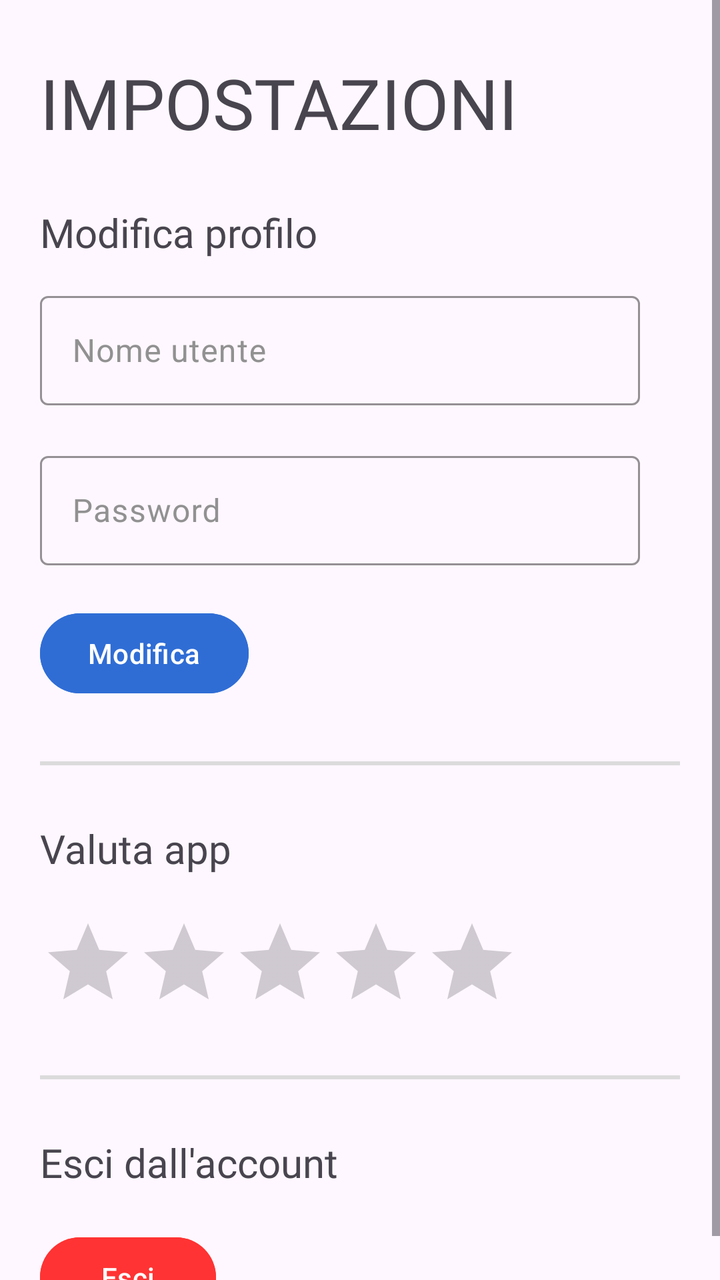
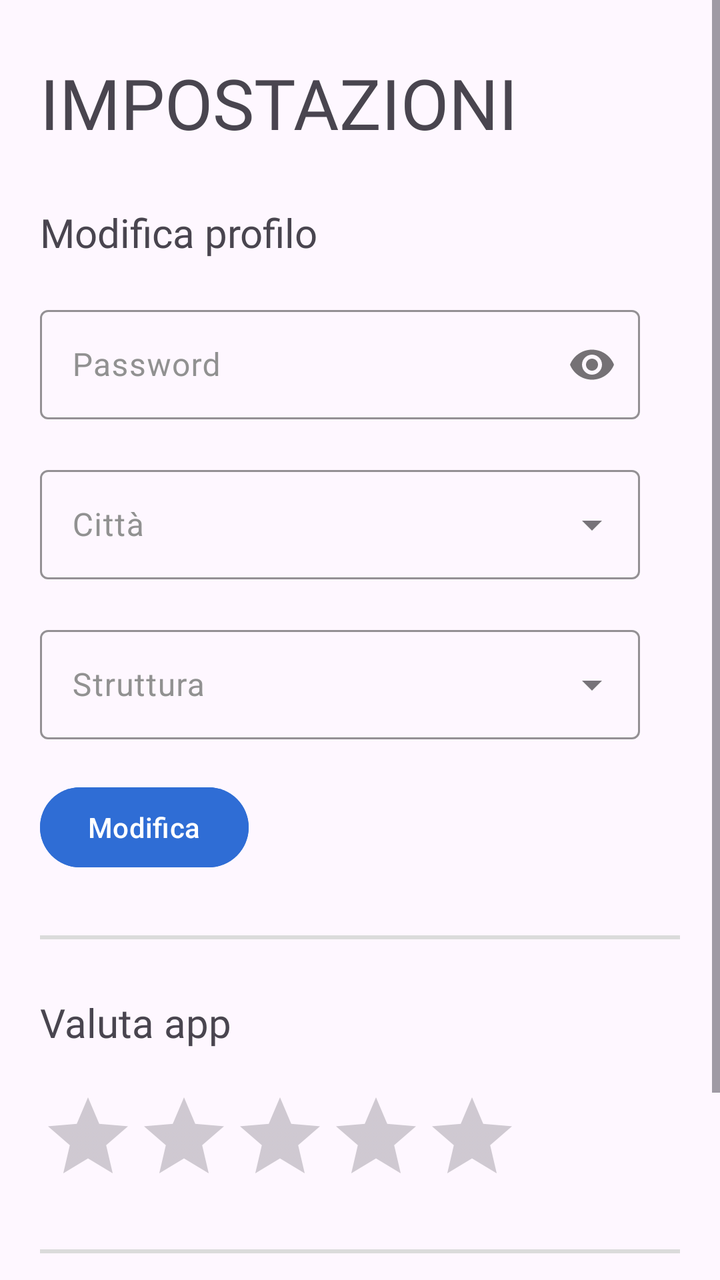

Compare the two renders of this Android layout. The source of the first and the diff that turns it into the second are given below.
<!-- AndroidManifest.xml: application theme Theme.AsilApp -->
<!-- res/layout/fragment_settings.xml -->
<?xml version="1.0" encoding="utf-8"?>
<ScrollView android:layout_width="match_parent"
    android:layout_height="match_parent"
    xmlns:android="http://schemas.android.com/apk/res/android">

<androidx.constraintlayout.widget.ConstraintLayout xmlns:android="http://schemas.android.com/apk/res/android"
    xmlns:tools="http://schemas.android.com/tools"
    android:layout_width="match_parent"
    android:layout_height="match_parent"
    xmlns:app="http://schemas.android.com/apk/res-auto"
    tools:context=".view.home.SettingsFragment">



    <TextView
        android:id="@+id/settingsTitle"
        android:layout_width="wrap_content"
        android:fadeScrollbars="false"
        android:layout_height="wrap_content"
        android:layout_marginLeft="@dimen/marginLeftSettings"
        android:layout_marginTop="28dp"
        android:fontFamily="@font/titillium_web_bold"
        android:text="@string/settingsUpperCase"
        android:textSize="@dimen/textSettingsTitle"
        app:layout_constraintHorizontal_bias="0.0"
        app:layout_constraintLeft_toLeftOf="parent"
        app:layout_constraintTop_toTopOf="parent" />


    <TextView
        android:id="@+id/editProfile"
        android:layout_width="270dp"
        android:fadeScrollbars="false"
        android:layout_height="wrap_content"
        android:layout_marginLeft="@dimen/marginLeftSettings"
        android:layout_marginTop="28dp"
        android:fontFamily="@font/titillium_web_bold"
        android:text="@string/editProfileTitle"
        android:textSize="@dimen/textSettingsOption"
        app:layout_constraintHorizontal_bias="0.0"
        app:layout_constraintLeft_toLeftOf="parent"
        app:layout_constraintTop_toBottomOf="@+id/settingsTitle" />


    <com.google.android.material.textfield.TextInputLayout
        android:id="@+id/changeUsernameLayout"
        android:layout_width="@dimen/inputTextWidth"
        android:layout_height="@dimen/inpuTextHeight"
        android:layout_gravity="center"
        android:hint="@string/usernamePlaceholder"
        android:textColorHint="@color/textPlaceholderColor"
        android:layout_marginLeft="@dimen/marginLeftSettings"
        android:layout_marginTop="40dp"
        app:boxStrokeColor="@color/appMainColor"
        app:counterTextColor="@color/appMainColor"
        app:helperTextTextColor="@color/appMainColor"
        app:hintTextColor="@color/appMainColor"
        app:layout_constraintLeft_toLeftOf="parent"
        app:layout_constraintTop_toTopOf="@+id/editProfile"
        app:placeholderTextColor="@color/appMainColor"
        app:prefixTextColor="@color/appMainColor"
        app:suffixTextColor="@color/appMainColor">

        <com.google.android.material.textfield.TextInputEditText
            android:id="@+id/changeUsernameInput"
            android:layout_width="match_parent"
            android:layout_height="match_parent"
            android:inputType="text"
            android:textColor="@color/textColor"
            android:textColorHighlight="@color/appMainColor"
            android:textColorLink="@color/appMainColor" />
    </com.google.android.material.textfield.TextInputLayout>


    <com.google.android.material.textfield.TextInputLayout
        android:id="@+id/changePasswordLayout"
        android:layout_width="@dimen/inputTextWidth"
        android:layout_height="@dimen/inpuTextHeight"
        android:layout_gravity="center"
        android:hint="@string/passwordPlaceholder"
        android:textColorHint="@color/textPlaceholderColor"
        android:layout_marginLeft="@dimen/marginLeftSettings"
        android:layout_marginTop="@dimen/marginBetweenInputs"
        app:boxStrokeColor="@color/appMainColor"
        app:counterTextColor="@color/appMainColor"
        app:helperTextTextColor="@color/appMainColor"
        app:hintTextColor="@color/appMainColor"
        app:layout_constraintLeft_toLeftOf="parent"
        app:layout_constraintTop_toBottomOf="@+id/changeUsernameLayout"
        app:placeholderTextColor="@color/appMainColor"
        app:prefixTextColor="@color/appMainColor"
        app:suffixTextColor="@color/appMainColor">

        <com.google.android.material.textfield.TextInputEditText
            android:id="@+id/changePasswordInput"
            android:layout_width="match_parent"
            android:layout_height="match_parent"
            android:inputType="textPassword"
            android:textColor="@color/textColor"
            android:textColorHighlight="@color/appMainColor"
            android:textColorLink="@color/appMainColor" />
    </com.google.android.material.textfield.TextInputLayout>



    <Button
        android:id="@+id/editProfileButton"
        android:layout_width="wrap_content"
        android:layout_height="wrap_content"
        android:layout_marginTop="@dimen/marginBetweenInputs"
        android:backgroundTint="@color/appMainColor"
        android:text="@string/edit"
        android:layout_marginLeft="@dimen/marginLeftSettings"
        app:layout_constraintLeft_toLeftOf="parent"
        app:layout_constraintTop_toBottomOf="@+id/changePasswordLayout"></Button>

    <View
        android:id="@+id/greyLine"
        android:layout_width="match_parent"
        android:layout_marginTop="30dp"
        app:layout_constraintLeft_toLeftOf="parent"
        app:layout_constraintRight_toRightOf="parent"
        android:backgroundTint="#dbdbdb"
        android:background="@color/greyLine"
        android:layout_marginLeft="@dimen/marginLeftSettings"
        android:layout_marginRight="@dimen/marginRightSettings"
        app:layout_constraintTop_toBottomOf="@+id/editProfileButton"
        android:layout_height="2dp">
    </View>


    <TextView
        android:id="@+id/evalutationAppTitle"
        android:layout_width="270dp"
        android:fadeScrollbars="false"
        android:layout_height="wrap_content"
        android:layout_marginLeft="@dimen/marginLeftSettings"
        android:layout_marginTop="28dp"
        android:fontFamily="@font/titillium_web_bold"
        android:text="@string/evalutationAppTitle"
        android:textSize="@dimen/textSettingsOption"
        app:layout_constraintHorizontal_bias="0.0"
        app:layout_constraintLeft_toLeftOf="parent"
        app:layout_constraintTop_toBottomOf="@+id/greyLine" />

    <RatingBar
        android:id="@+id/ratingApp"
        android:layout_width="wrap_content"
        android:layout_height="50dp"
        android:layout_marginTop="20dp"
        android:numStars="5"
        app:layout_constraintLeft_toLeftOf="parent"
        android:layout_marginLeft="@dimen/marginLeftSettings"
        app:layout_constraintTop_toBottomOf="@+id/evalutationAppTitle"/>


    <View
        android:id="@+id/greyLine2"
        android:layout_width="match_parent"
        android:layout_marginTop="30dp"
        app:layout_constraintLeft_toLeftOf="parent"
        app:layout_constraintRight_toRightOf="parent"
        android:backgroundTint="#dbdbdb"
        android:background="@color/greyLine"
        android:layout_marginLeft="@dimen/marginLeftSettings"
        android:layout_marginRight="@dimen/marginRightSettings"
        app:layout_constraintTop_toBottomOf="@+id/ratingApp"
        android:layout_height="2dp">
    </View>

    <TextView
        android:id="@+id/exitAccountTitle"
        android:layout_width="270dp"
        android:fadeScrollbars="false"
        android:layout_height="wrap_content"
        android:layout_marginLeft="@dimen/marginLeftSettings"
        android:layout_marginTop="28dp"
        android:fontFamily="@font/titillium_web_bold"
        android:text="@string/exitAccountTitle"
        android:textSize="@dimen/textSettingsOption"
        app:layout_constraintHorizontal_bias="0.0"
        app:layout_constraintLeft_toLeftOf="parent"
        app:layout_constraintTop_toBottomOf="@+id/greyLine2" />

    <Button
        android:id="@+id/exitAccountButton"
        android:layout_width="wrap_content"
        android:layout_height="wrap_content"
        android:layout_marginTop="@dimen/marginBetweenInputs"
        android:backgroundTint="@color/textAlertColor"
        android:text="@string/exit"
        android:layout_marginLeft="@dimen/marginLeftSettings"
        app:layout_constraintLeft_toLeftOf="parent"
        app:layout_constraintTop_toBottomOf="@+id/exitAccountTitle"></Button>



</androidx.constraintlayout.widget.ConstraintLayout>
</ScrollView>
<!-- resources referenced by this layout -->
<resources>
  <color name="appMainColor">#2f6dd5</color>
  <color name="greyLine">#dbdbdb</color>
  <color name="textAlertColor">#ff3333</color>
  <color name="textColor">#1B1B1B</color>
  <color name="textPlaceholderColor">#919191</color>
  <dimen name="inpuTextHeight">60dp</dimen>
  <dimen name="inputTextWidth">300dp</dimen>
  <dimen name="marginBetweenInputs">20dp</dimen>
  <dimen name="marginLeftSettings">20dp</dimen>
  <dimen name="marginRightSettings">20dp</dimen>
  <dimen name="textSettingsOption">20dp</dimen>
  <dimen name="textSettingsTitle">35dp</dimen>
  <string name="edit">Modifica</string>
  <string name="editProfileTitle">Modifica profilo</string>
  <string name="evalutationAppTitle">Valuta app</string>
  <string name="exit">Esci</string>
  <string name="exitAccountTitle">Esci dall\'account</string>
  <string name="passwordPlaceholder">Password</string>
  <string name="settingsUpperCase">IMPOSTAZIONI</string>
  <string name="usernamePlaceholder">Nome utente</string>
  <style name="Theme.AsilApp" parent="Base.Theme.AsilApp" />
  <style name="Base.Theme.AsilApp" parent="Theme.Material3.DayNight.NoActionBar">
          
          
      </style>
</resources>

<!-- the commit's change to res/layout/fragment_settings.xml (unified diff, before → after) -->
@@ -1,10 +1,12 @@
 <?xml version="1.0" encoding="utf-8"?>
-<ScrollView android:layout_width="match_parent"
+<ScrollView
+    android:layout_width="match_parent"
     android:layout_height="match_parent"
     xmlns:android="http://schemas.android.com/apk/res/android">
 
 <androidx.constraintlayout.widget.ConstraintLayout xmlns:android="http://schemas.android.com/apk/res/android"
     xmlns:tools="http://schemas.android.com/tools"
+    android:id="@+id/settingsLayout"
     android:layout_width="match_parent"
     android:layout_height="match_parent"
     xmlns:app="http://schemas.android.com/apk/res-auto"
@@ -42,51 +44,25 @@
         app:layout_constraintTop_toBottomOf="@+id/settingsTitle" />
 
 
+
+
+
     <com.google.android.material.textfield.TextInputLayout
-        android:id="@+id/changeUsernameLayout"
+        android:id="@+id/changePasswordLayout"
         android:layout_width="@dimen/inputTextWidth"
         android:layout_height="@dimen/inpuTextHeight"
+        app:passwordToggleEnabled="true"
         android:layout_gravity="center"
-        android:hint="@string/usernamePlaceholder"
+        android:hint="@string/passwordPlaceholder"
         android:textColorHint="@color/textPlaceholderColor"
         android:layout_marginLeft="@dimen/marginLeftSettings"
-        android:layout_marginTop="40dp"
+        android:layout_marginTop="@dimen/marginBetweenInputs"
         app:boxStrokeColor="@color/appMainColor"
         app:counterTextColor="@color/appMainColor"
         app:helperTextTextColor="@color/appMainColor"
         app:hintTextColor="@color/appMainColor"
         app:layout_constraintLeft_toLeftOf="parent"
-        app:layout_constraintTop_toTopOf="@+id/editProfile"
-        app:placeholderTextColor="@color/appMainColor"
-        app:prefixTextColor="@color/appMainColor"
-        app:suffixTextColor="@color/appMainColor">
-
-        <com.google.android.material.textfield.TextInputEditText
-            android:id="@+id/changeUsernameInput"
-            android:layout_width="match_parent"
-            android:layout_height="match_parent"
-            android:inputType="text"
-            android:textColor="@color/textColor"
-            android:textColorHighlight="@color/appMainColor"
-            android:textColorLink="@color/appMainColor" />
-    </com.google.android.material.textfield.TextInputLayout>
-
-
-    <com.google.android.material.textfield.TextInputLayout
-        android:id="@+id/changePasswordLayout"
-        android:layout_width="@dimen/inputTextWidth"
-        android:layout_height="@dimen/inpuTextHeight"
-        android:layout_gravity="center"
-        android:hint="@string/passwordPlaceholder"
-        android:textColorHint="@color/textPlaceholderColor"
-        android:layout_marginLeft="@dimen/marginLeftSettings"
-        android:layout_marginTop="@dimen/marginBetweenInputs"
-        app:boxStrokeColor="@color/appMainColor"
-        app:counterTextColor="@color/appMainColor"
-        app:helperTextTextColor="@color/appMainColor"
-        app:hintTextColor="@color/appMainColor"
-        app:layout_constraintLeft_toLeftOf="parent"
-        app:layout_constraintTop_toBottomOf="@+id/changeUsernameLayout"
+        app:layout_constraintTop_toBottomOf="@+id/editProfile"
         app:placeholderTextColor="@color/appMainColor"
         app:prefixTextColor="@color/appMainColor"
         app:suffixTextColor="@color/appMainColor">
@@ -102,6 +78,67 @@
     </com.google.android.material.textfield.TextInputLayout>
 
 
+    <com.google.android.material.textfield.TextInputLayout
+        style="@style/Widget.MaterialComponents.TextInputLayout.OutlinedBox.ExposedDropdownMenu"
+        android:layout_width="@dimen/inputTextWidth"
+        android:id="@+id/cityModifyLayout"
+        android:layout_height="@dimen/inpuTextHeight"
+        android:layout_gravity="center"
+        android:layout_marginTop="@dimen/marginBetweenInputs"
+        android:hint="@string/cityOrganizationSignupText"
+        android:layout_marginLeft="@dimen/marginLeftSettings"
+        android:textColorHint="@color/textPlaceholderColor"
+        app:boxStrokeColor="@color/appMainColor"
+        app:counterTextColor="@color/appMainColor"
+        app:helperTextTextColor="@color/appMainColor"
+        app:hintTextColor="@color/appMainColor"
+        app:placeholderTextColor="@color/appMainColor"
+        app:prefixTextColor="@color/appMainColor"
+        app:layout_constraintLeft_toLeftOf="parent"
+        app:layout_constraintTop_toBottomOf="@+id/changePasswordLayout"
+        app:suffixTextColor="@color/appMainColor">
+
+        <com.google.android.material.textfield.MaterialAutoCompleteTextView
+            android:id="@+id/cityModify"
+            style="@style/MyAutoCompleteTextViewStyle"
+            android:layout_width="match_parent"
+            android:layout_height="match_parent"
+            android:inputType="none"
+            android:textColorHighlight="@color/appMainColor"
+            android:textColorLink="@color/appMainColor" />
+    </com.google.android.material.textfield.TextInputLayout>
+
+    <com.google.android.material.textfield.TextInputLayout
+        style="@style/Widget.MaterialComponents.TextInputLayout.OutlinedBox.ExposedDropdownMenu"
+        android:id="@+id/nameOrganizationModifyLayout"
+        android:layout_width="@dimen/inputTextWidth"
+        android:layout_height="@dimen/inpuTextHeight"
+        android:layout_gravity="center"
+        android:layout_marginTop="@dimen/marginBetweenInputs"
+        android:layout_margin="@dimen/marginLeftSettings"
+        android:hint="@string/nameOrganizationSignupText"
+        android:textColorHint="@color/textPlaceholderColor"
+        app:boxStrokeColor="@color/appMainColor"
+        app:counterTextColor="@color/appMainColor"
+        app:helperTextTextColor="@color/appMainColor"
+        app:hintTextColor="@color/appMainColor"
+        app:layout_constraintLeft_toLeftOf="parent"
+        app:layout_constraintTop_toBottomOf="@+id/cityModifyLayout"
+        app:placeholderTextColor="@color/appMainColor"
+        app:prefixTextColor="@color/appMainColor"
+        app:suffixTextColor="@color/appMainColor">
+
+        <com.google.android.material.textfield.MaterialAutoCompleteTextView
+            android:id="@+id/nameOrganizationModify"
+            style="@style/MyAutoCompleteTextViewStyle"
+            android:layout_width="match_parent"
+            android:layout_height="match_parent"
+            android:inputType="none"
+            android:textColorHighlight="@color/appMainColor"
+            android:textColorLink="@color/appMainColor" />
+    </com.google.android.material.textfield.TextInputLayout>
+
+
 
     <Button
         android:id="@+id/editProfileButton"
@@ -112,7 +149,7 @@
         android:text="@string/edit"
         android:layout_marginLeft="@dimen/marginLeftSettings"
         app:layout_constraintLeft_toLeftOf="parent"
-        app:layout_constraintTop_toBottomOf="@+id/changePasswordLayout"></Button>
+        app:layout_constraintTop_toBottomOf="@+id/nameOrganizationModifyLayout"></Button>
 
     <View
         android:id="@+id/greyLine"
@@ -147,11 +184,23 @@
         android:id="@+id/ratingApp"
         android:layout_width="wrap_content"
         android:layout_height="50dp"
+        android:stepSize="0.5"
+        android:rating="0"
         android:layout_marginTop="20dp"
         android:numStars="5"
         app:layout_constraintLeft_toLeftOf="parent"
         android:layout_marginLeft="@dimen/marginLeftSettings"
         app:layout_constraintTop_toBottomOf="@+id/evalutationAppTitle"/>
+
+    <TextView
+        android:id="@+id/valueRatingApp"
+        android:layout_width="wrap_content"
+        android:layout_marginTop="@dimen/marginBetweenInputs"
+        android:layout_marginLeft="@dimen/marginLeftSettings"
+        android:textSize="20dp"
+        app:layout_constraintTop_toBottomOf="@+id/evalutationAppTitle"
+        app:layout_constraintLeft_toRightOf="@+id/ratingApp"
+        android:layout_height="wrap_content"/>
 
 
     <View
<!-- resource entries referenced after the edit -->
@@ -12,15 +12,20 @@
   <dimen name="marginRightSettings">20dp</dimen>
   <dimen name="textSettingsOption">20dp</dimen>
   <dimen name="textSettingsTitle">35dp</dimen>
+  <string name="cityOrganizationSignupText">Città</string>
   <string name="edit">Modifica</string>
   <string name="editProfileTitle">Modifica profilo</string>
   <string name="evalutationAppTitle">Valuta app</string>
   <string name="exit">Esci</string>
   <string name="exitAccountTitle">Esci dall\'account</string>
+  <string name="nameOrganizationSignupText">Struttura</string>
   <string name="passwordPlaceholder">Password</string>
   <string name="settingsUpperCase">IMPOSTAZIONI</string>
-  <string name="usernamePlaceholder">Nome utente</string>
+  <style name="MyAutoCompleteTextViewStyle" parent="Widget.Material3.AutoCompleteTextView.OutlinedBox.Dense">
+          <item name="android:popupBackground">@color/white</item> 
+      </style>
   <style name="Theme.AsilApp" parent="Base.Theme.AsilApp" />
+  <color name="white">#FFFFFFFF</color>
   <style name="Base.Theme.AsilApp" parent="Theme.Material3.DayNight.NoActionBar">
           
           
